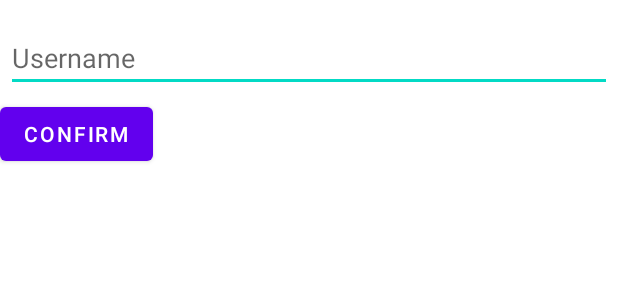
After one commit to minhlqd/chat_app, an Android app: the layout dialog_username.xml on its own in the app's theme, with its tools: preview values and no code run, on a phone screen of 412 x 824 dp. The commit adds this screen. Shown: the top 300 px of the screen. Run offline under Robolectric (Android 15) with nearby library versions, the phone set to English and light mode, and no system bars.

Commit message:
edit username

```diff
--- a/app/src/main/AndroidManifest.xml
+++ b/app/src/main/AndroidManifest.xml
@@ -11,9 +11,9 @@
         android:allowBackup="true"
         android:icon="@mipmap/ic_launcher"
         android:label="@string/app_name"
-        android:roundIcon="@mipmap/ic_launcher_round"
+        android:roundIcon="@drawable/ic_name"
         android:supportsRtl="true"
-        android:theme="@style/Theme.Chatandroid">
+        android:theme="@style/Theme.ChatApp">
         <activity android:name=".Activity.ResetPasswordActivity"
             android:parentActivityName=".Activity.LoginActivity"/>
         <activity android:name=".Activity.ProfileActivity" />
--- /dev/null
+++ b/app/src/main/res/layout/dialog_username.xml
@@ -0,0 +1,25 @@
+<?xml version="1.0" encoding="utf-8"?>
+<LinearLayout
+    xmlns:android="http://schemas.android.com/apk/res/android"
+    android:layout_width="match_parent"
+    android:layout_height="match_parent"
+    android:orientation="vertical">
+
+    <EditText
+        android:id="@+id/username_edit"
+        android:inputType="textEmailAddress"
+        android:layout_width="match_parent"
+        android:layout_height="wrap_content"
+        android:layout_marginTop="16dp"
+        android:layout_marginLeft="4dp"
+        android:layout_marginRight="4dp"
+        android:layout_marginBottom="4dp"
+        android:hint="Username" />
+
+    <Button
+        android:layout_width="wrap_content"
+        android:layout_height="wrap_content"
+        android:text="Confirm"
+        android:id="@+id/confirm"/>
+
+</LinearLayout>
--- a/app/src/main/res/values/themes.xml
+++ b/app/src/main/res/values/themes.xml
@@ -1,6 +1,6 @@
 <resources xmlns:tools="http://schemas.android.com/tools">
     <!-- Base application theme. -->
-    <style name="Theme.Chatandroid" parent="Theme.MaterialComponents.DayNight.NoActionBar">
+    <style name="Theme.ChatApp" parent="Theme.MaterialComponents.DayNight.NoActionBar">
         <!-- Primary brand color. -->
         <item name="colorPrimary">@color/purple_500</item>
         <item name="colorPrimaryVariant">@color/purple_700</item>
```
Also changed, not shown: app/src/main/java/com/example/chat_android/Activity/ProfileActivity.java (+40 -0 lines).
